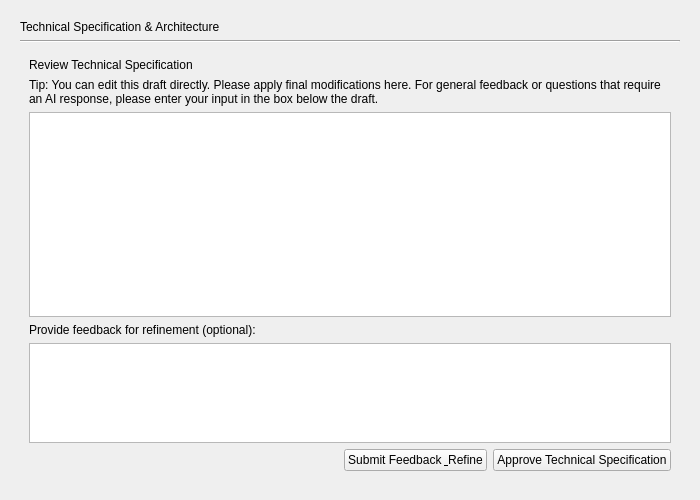
The window that gui/tech_spec_page.ui (mariolewis/asdf_factory) describes before a commit, drawn with Qt 5.
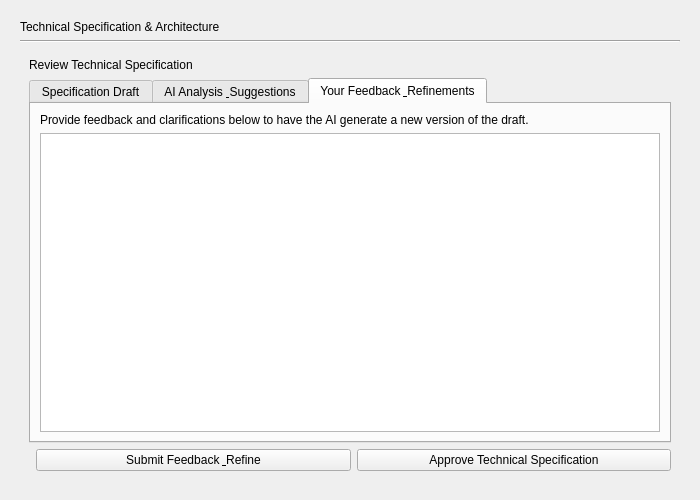
The same window after the commit. The open tabs and pages were chosen to show the change.

Commit message:
feat: Implement guided technical specification workflow
Refactors the TechSpecPage into a multi-step wizard with two distinct paths: AI-proposed and PM-guided. The PM-guided path includes AI validation of user-provided guidelines against the application specification. Implements a consistent, two-step 'refine, then analyze' loop with convergence logic for both the Application and Technical specification workflows to ensure robustness and a better user experience.

What changed in the file:
```diff
--- a/gui/tech_spec_page.ui
+++ b/gui/tech_spec_page.ui
@@ -191,33 +191,51 @@
         </widget>
        </item>
        <item>
-        <widget class="QLabel" name="infoLabel">
-         <property name="text">
-          <string>Tip: You can edit this draft directly. Please apply final modifications here. For general feedback or questions that require an AI response, please enter your input in the box below the draft.</string>
-         </property>
-         <property name="wordWrap">
-          <bool>true</bool>
-         </property>
-        </widget>
-       </item>
-       <item>
-        <widget class="QTextEdit" name="techSpecTextEdit"/>
-       </item>
-       <item>
-        <widget class="QLabel" name="feedbackLabel">
-         <property name="text">
-          <string>Provide feedback for refinement (optional):</string>
-         </property>
-        </widget>
-       </item>
-       <item>
-        <widget class="QPlainTextEdit" name="feedbackTextEdit">
-         <property name="maximumSize">
-          <size>
-           <width>16777215</width>
-           <height>100</height>
-          </size>
-         </property>
+        <widget class="QTabWidget" name="reviewTabWidget">
+         <widget class="QWidget" name="specDraftTab">
+          <attribute name="title">
+           <string>Specification Draft</string>
+          </attribute>
+          <layout class="QVBoxLayout" name="verticalLayout_7">
+           <item>
+            <widget class="QTextEdit" name="techSpecTextEdit"/>
+           </item>
+          </layout>
+         </widget>
+         <widget class="QWidget" name="aiAnalysisTab">
+          <attribute name="title">
+           <string>AI Analysis &amp; Suggestions</string>
+          </attribute>
+          <layout class="QVBoxLayout" name="verticalLayout_8">
+           <item>
+            <widget class="QTextEdit" name="aiAnalysisTextEdit">
+             <property name="readOnly">
+              <bool>true</bool>
+             </property>
+            </widget>
+           </item>
+          </layout>
+         </widget>
+         <widget class="QWidget" name="feedbackTab">
+          <attribute name="title">
+           <string>Your Feedback &amp; Refinements</string>
+          </attribute>
+          <layout class="QVBoxLayout" name="verticalLayout_10">
+           <item>
+            <widget class="QLabel" name="feedbackLabel">
+             <property name="text">
+              <string>Provide feedback and clarifications below to have the AI generate a new version of the draft.</string>
+             </property>
+             <property name="wordWrap">
+              <bool>true</bool>
+             </property>
+            </widget>
+           </item>
+           <item>
+            <widget class="QPlainTextEdit" name="feedbackTextEdit"/>
+           </item>
+          </layout>
+         </widget>
         </widget>
        </item>
        <item>
@@ -227,12 +245,6 @@
            <property name="orientation">
             <enum>Qt::Horizontal</enum>
            </property>
-           <property name="sizeHint" stdset="0">
-            <size>
-             <width>40</width>
-             <height>20</height>
-            </size>
-           </property>
           </spacer>
          </item>
          <item>
```
Left out of the diff: 137 changed lines with no effect on the pictures. The commit also changes 5 other files.
